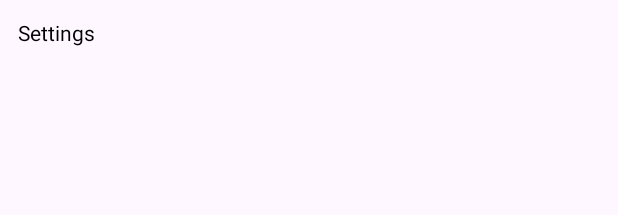
After one commit to Madina192/telegramClone, an Android app: the layout fragment_settings.xml on its own in the app's theme, with its tools: preview values and no code run, on a phone screen of 412 x 824 dp. The commit adds this screen. Shown: the top 215 px of the screen. Run offline under Robolectric (Android 15) with nearby library versions, the phone set to English and light mode, and no system bars.

Commit message:
added SettingsFragment

```diff
--- /dev/null
+++ b/app/src/main/res/layout/fragment_settings.xml
@@ -0,0 +1,15 @@
+<?xml version="1.0" encoding="utf-8"?>
+<FrameLayout xmlns:android="http://schemas.android.com/apk/res/android"
+    xmlns:tools="http://schemas.android.com/tools"
+    android:layout_width="match_parent"
+    android:layout_height="match_parent"
+    tools:context=".ui.SettingsFragment">
+
+    <TextView
+        android:layout_width="match_parent"
+        android:layout_height="match_parent"
+        android:layout_margin="12dp"
+        android:text="@string/settings"
+        android:textColor="@color/colorBlack" />
+
+</FrameLayout>
--- a/app/src/main/res/values/strings.xml
+++ b/app/src/main/res/values/strings.xml
@@ -1,3 +1,7 @@
 <resources>
     <string name="app_name">Telegram</string>
+    <!-- TODO: Remove or change this placeholder text -->
+    <string name="hello_blank_fragment">Hello blank fragment</string>
+    <string name="chats">Chats</string>
+    <string name="settings">Settings</string>
 </resources>
--- a/app/src/main/res/values/styles.xml
+++ b/app/src/main/res/values/styles.xml
@@ -1,9 +1,10 @@
 <?xml version="1.0" encoding="utf-8"?>
 <resources>
-    <style name="AppTheme" parent="MaterialDrawerTheme.Light">
+    <style name="AppTheme" parent="MaterialDrawerTheme">
         <item name="colorPrimary">@color/colorPrimary</item>
         <item name="colorPrimaryDark">@color/colorPrimaryDark</item>
         <item name="colorAccent">@color/colorAccent</item>
+        <item name="android:colorBackground">@color/colorAccent</item>
 
         <item name="material_drawer_background">@color/material_drawer_background</item>
         <item name="material_drawer_primary_text">@color/material_drawer_primary_text</item>
@@ -19,7 +20,7 @@
         <item name="material_drawer_legacy_style">false</item> <!-- Enables legacy Material 1 style -->
     </style>
 
-    <style name="AppThemeDark" parent="MaterialDrawerTheme.Dar">
+    <style name="AppThemeDark" parent="MaterialDrawerTheme">
 
     </style>
 
```
Also changed, not shown: app/src/main/java/com/example/telegram/MainActivity.kt (+10 -2 lines), app/src/main/java/com/example/telegram/ui/ChatsFragment.kt (added, +19 -0 lines), app/src/main/java/com/example/telegram/ui/SettingsFragment.kt (added, +20 -0 lines), app/src/main/res/layout/activity_main.xml (+11 -3 lines), app/src/main/res/layout/fragment_chats.xml (added, +15 -0 lines).
